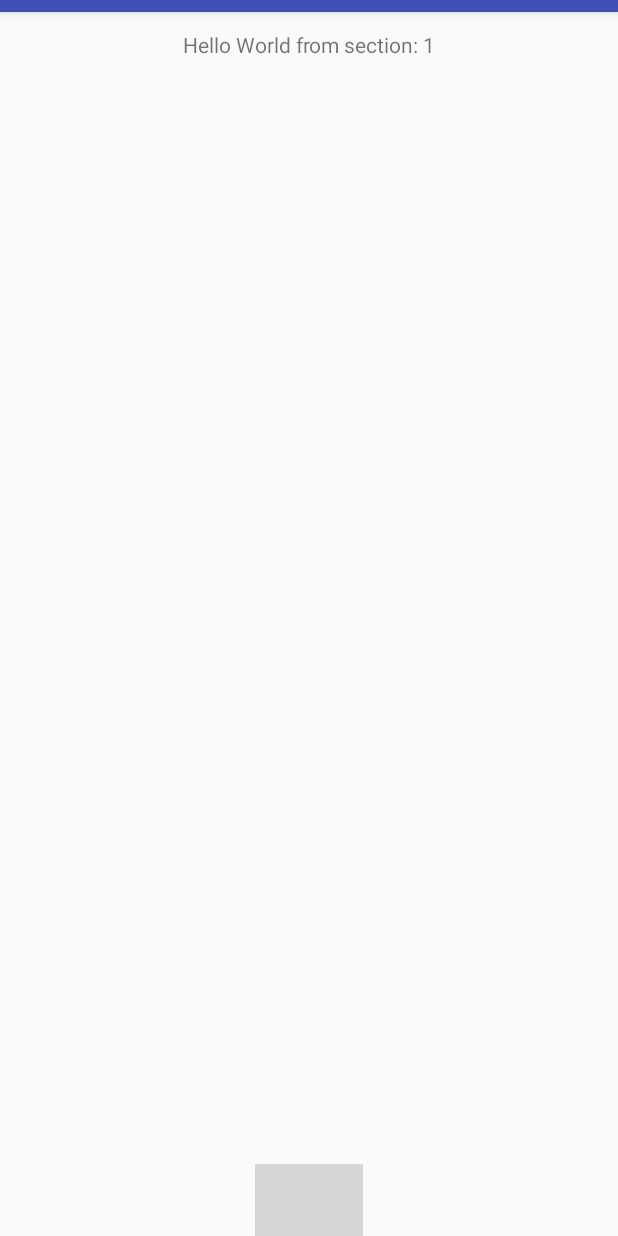
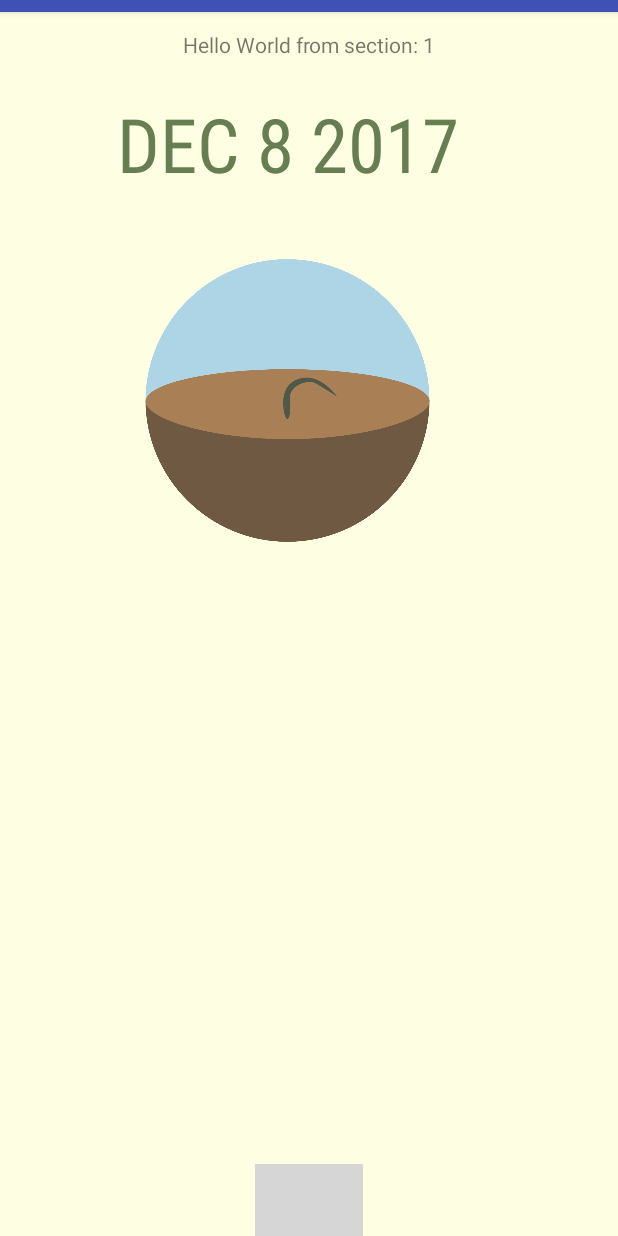
Before and after one commit to davidshi1997/Grow, an Android app: the IntroActivity screen opened directly, with no data from a screen before it, on a phone screen of 412 x 824 dp. Run offline under Robolectric (Android 15) with nearby library versions, the phone set to English and light mode, and no system bars; Roboto replaces fonts that are not available here.

Commit message:
Changed plant images to fit overlay.  Added overlay to sky

```diff
--- a/app/src/main/res/layout/activity_intro.xml
+++ b/app/src/main/res/layout/activity_intro.xml
@@ -5,6 +5,7 @@
     android:id="@+id/main_content"
     android:layout_width="match_parent"
     android:layout_height="match_parent"
+    android:background="#feffe2"
     android:fitsSystemWindows="true"
     tools:context="com.amazingapps.davidmaisy.grow.activities.IntroActivity">
 
@@ -17,6 +18,41 @@
 
     </android.support.design.widget.AppBarLayout>
 
+    <RelativeLayout
+        android:layout_width="384dp"
+        android:layout_height="match_parent"
+        android:paddingBottom="@dimen/activity_vertical_margin"
+        android:paddingLeft="@dimen/activity_horizontal_margin"
+        android:paddingRight="@dimen/activity_horizontal_margin"
+        android:paddingTop="@dimen/activity_vertical_margin"
+        >
+        <TextView
+            android:id="@+id/tutorialHeader1"
+            android:layout_width="wrap_content"
+            android:layout_height="wrap_content"
+            android:layout_centerHorizontal="true"
+            android:layout_marginTop="50dp"
+            android:fontFamily="sans-serif-condensed"
+            android:text="DEC 8 2017"
+            android:textColor="#677e52"
+            android:textSize="50sp" />
+        <View
+            android:id="@+id/tutorialImg1"
+            android:layout_width="210dp"
+            android:layout_height="210dp"
+            android:layout_marginTop="150dp"
+            android:layout_centerHorizontal="true"
+            android:background="@drawable/ic_goodsky" />
+        <View
+            android:id="@+id/tutorialImgOverlay1"
+            android:layout_width="70dp"
+            android:layout_height="70dp"
+            android:layout_marginTop="200dp"
+            android:layout_centerHorizontal="true"
+            android:background="@drawable/ic_flower_1_dead" />
+
+
+    </RelativeLayout>
     <android.support.v4.view.ViewPager
         android:id="@+id/container"
         android:layout_width="match_parent"
--- a/app/src/main/res/layout/activity_main.xml
+++ b/app/src/main/res/layout/activity_main.xml
@@ -107,6 +107,14 @@
             android:layout_centerHorizontal="true"
             android:background="@drawable/ic_goodsky" />
 
+        <View
+            android:id="@+id/tutorialImgOverlay1"
+            android:layout_width="70dp"
+            android:layout_height="70dp"
+            android:layout_marginTop="200dp"
+            android:layout_centerHorizontal="true"
+            android:background="@drawable/ic_flower_1_dead" />
+
         <TextView
             android:id="@+id/tv_ratio"
             android:layout_width="wrap_content"
```
Also changed, not shown: app/src/main/res/drawable/ic_flower_0_alive.png, app/src/main/res/drawable/ic_flower_1_alive.png, app/src/main/res/drawable/ic_flower_1_dead.png, app/src/main/res/drawable/ic_flower_2_alive.png, app/src/main/res/drawable/ic_flower_2_dead.png, app/src/main/res/drawable/ic_flower_3_alive.png, app/src/main/res/drawable/ic_flower_3_dead.png, app/src/main/res/drawable/ic_flower_4_alive.png, app/src/main/res/drawable/ic_flower_4_dead.png, app/src/main/res/drawable/ic_flower_5_alive.png, app/src/main/res/drawable/ic_flower_5_dead.png.
